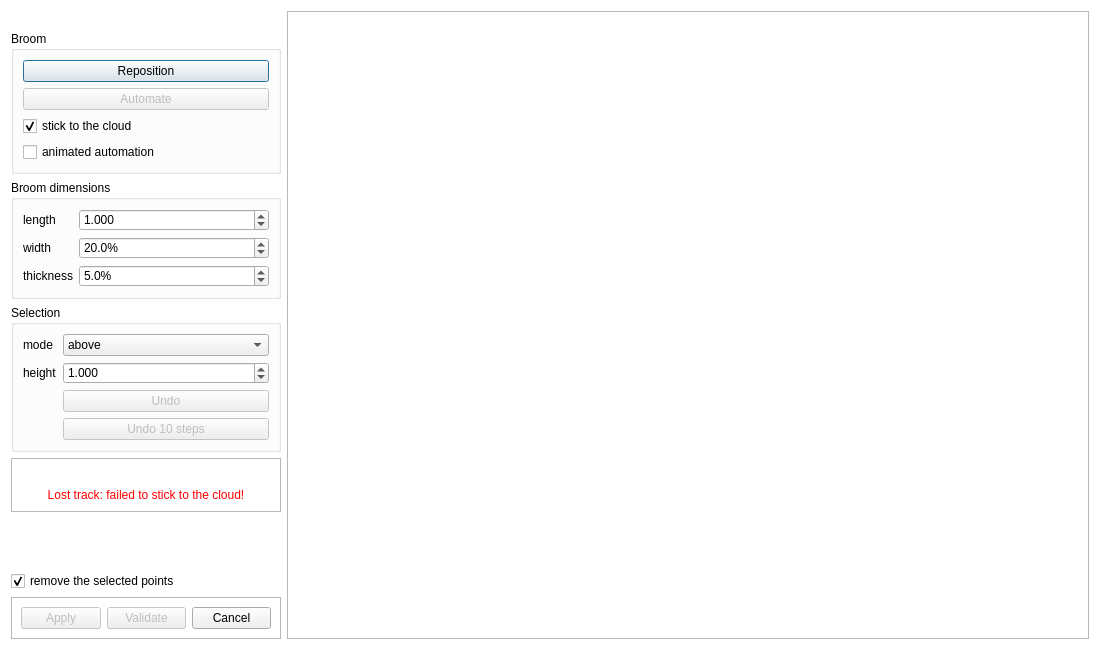
Before: the Qt Designer form plugins/qBroom/broomDlg.ui in CloudCompare/CloudCompare, drawn with Qt 5.
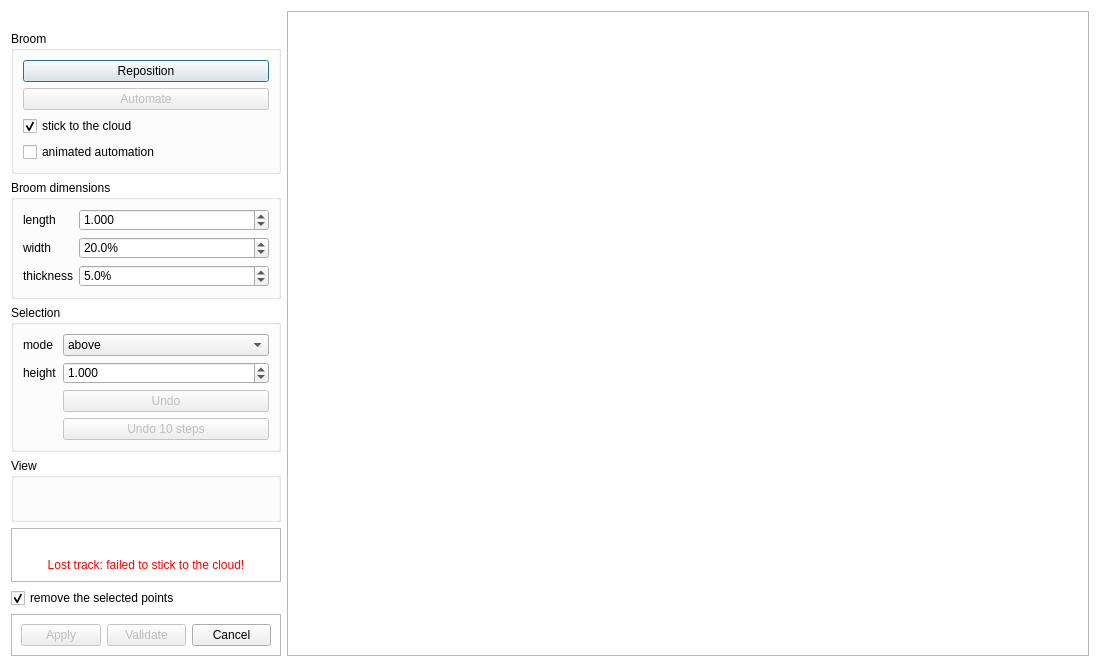
After: the same form once the commit is applied. Icons and pictures are not drawn.

Commit message: qBroom: additional icons to setup the default views

```diff
--- a/plugins/qBroom/broomDlg.ui
+++ b/plugins/qBroom/broomDlg.ui
@@ -301,6 +301,107 @@
         </layout>
        </widget>
       </item>
+      <item>
+       <widget class="QGroupBox" name="viewGroupBox">
+        <property name="title">
+         <string>View</string>
+        </property>
+        <layout class="QHBoxLayout" name="horizontalLayout">
+         <item>
+          <spacer name="horizontalSpacer">
+           <property name="orientation">
+            <enum>Qt::Horizontal</enum>
+           </property>
+           <property name="sizeHint" stdset="0">
+            <size>
+             <width>40</width>
+             <height>20</height>
+            </size>
+           </property>
+          </spacer>
+         </item>
+         <item>
+          <widget class="QToolButton" name="topViewToolButton">
+           <property name="icon">
+            <iconset resource="qBroom.qrc">
+             <normaloff>:/icons/icons/ccViewZpos.png</normaloff>:/icons/icons/ccViewZpos.png</iconset>
+           </property>
+           <property name="autoRaise">
+            <bool>true</bool>
+           </property>
+          </widget>
+         </item>
+         <item>
+          <widget class="QToolButton" name="frontViewToolButton">
+           <property name="icon">
+            <iconset resource="qBroom.qrc">
+             <normaloff>:/icons/icons/ccViewYpos.png</normaloff>:/icons/icons/ccViewYpos.png</iconset>
+           </property>
+           <property name="autoRaise">
+            <bool>true</bool>
+           </property>
+          </widget>
+         </item>
+         <item>
+          <widget class="QToolButton" name="leftViewToolButton">
+           <property name="icon">
+            <iconset resource="qBroom.qrc">
+             <normaloff>:/icons/icons/ccViewXpos.png</normaloff>:/icons/icons/ccViewXpos.png</iconset>
+           </property>
+           <property name="autoRaise">
+            <bool>true</bool>
+           </property>
+          </widget>
+         </item>
+         <item>
+          <widget class="QToolButton" name="backViewToolButton">
+           <property name="icon">
+            <iconset resource="qBroom.qrc">
+             <normaloff>:/icons/icons/ccViewYneg.png</normaloff>:/icons/icons/ccViewYneg.png</iconset>
+           </property>
+           <property name="autoRaise">
+            <bool>true</bool>
+           </property>
+          </widget>
+         </item>
+         <item>
+          <widget class="QToolButton" name="rightViewToolButton">
+           <property name="icon">
+            <iconset resource="qBroom.qrc">
+             <normaloff>:/icons/icons/ccViewXneg.png</normaloff>:/icons/icons/ccViewXneg.png</iconset>
+           </property>
+           <property name="autoRaise">
+            <bool>true</bool>
+           </property>
+          </widget>
+         </item>
+         <item>
+          <widget class="QToolButton" name="bottomViewToolButton">
+           <property name="icon">
+            <iconset resource="qBroom.qrc">
+             <normaloff>:/icons/icons/ccViewZneg.png</normaloff>:/icons/icons/ccViewZneg.png</iconset>
+           </property>
+           <property name="autoRaise">
+            <bool>true</bool>
+           </property>
+          </widget>
+         </item>
+         <item>
+          <spacer name="horizontalSpacer_2">
+           <property name="orientation">
+            <enum>Qt::Horizontal</enum>
+           </property>
+           <property name="sizeHint" stdset="0">
+            <size>
+             <width>40</width>
+             <height>20</height>
+            </size>
+           </property>
+          </spacer>
+         </item>
+        </layout>
+       </widget>
+      </item>
       <item>
        <widget class="QFrame" name="lostTrackFrame">
         <property name="frameShape">
```
Left out of the diff: 11 changed lines with no effect on the pictures. The commit also changes 8 other files.
